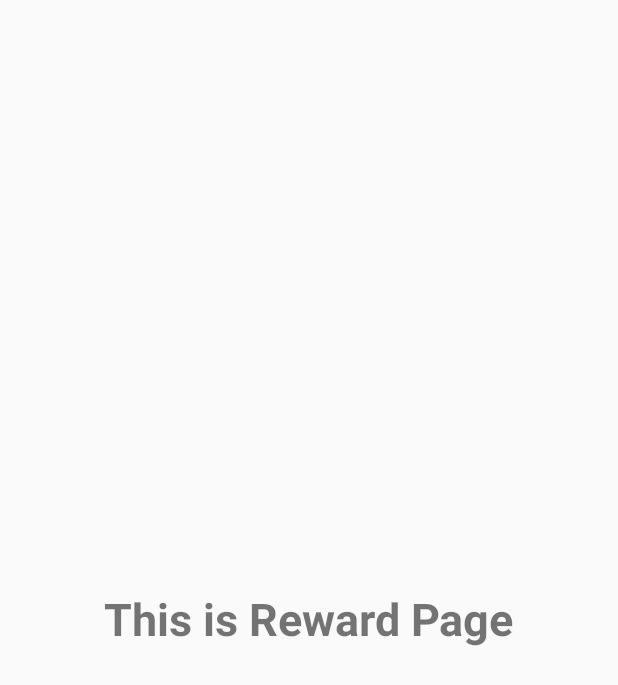
After one commit to peepraeza/scb_mobile_hackaton, an Android app: the RewardPage screen opened directly, with no data from a screen before it, on a phone screen of 412 x 824 dp. The commit adds this screen. Shown: the top 685 px of the screen. Run offline under Robolectric (Android 15) with nearby library versions, the phone set to English and light mode, and no system bars.

Commit message:
add reward page

```diff
--- a/app/src/main/AndroidManifest.xml
+++ b/app/src/main/AndroidManifest.xml
@@ -13,6 +13,8 @@
         android:roundIcon="@mipmap/ic_launcher_round"
         android:supportsRtl="true"
         android:theme="@style/AppTheme">
+        <activity android:name=".RewardPage">
+        </activity>
         <activity android:name=".LoadingPage">
             <intent-filter>
                 <action android:name="android.intent.action.VIEW"/>
@@ -34,7 +36,6 @@
         <activity android:name=".HomePage">
         </activity>
         <activity android:name=".RegisterPage">
-
         </activity>
         <activity android:name=".MainActivity">
             <intent-filter>
--- /dev/null
+++ b/app/src/main/java/com/example/myapplication/RewardPage.kt
@@ -0,0 +1,12 @@
+package com.example.myapplication
+
+import androidx.appcompat.app.AppCompatActivity
+import android.os.Bundle
+
+class RewardPage : AppCompatActivity() {
+
+    override fun onCreate(savedInstanceState: Bundle?) {
+        super.onCreate(savedInstanceState)
+        setContentView(R.layout.reward_page)
+    }
+}
--- a/app/src/main/res/layout/home_page.xml
+++ b/app/src/main/res/layout/home_page.xml
@@ -83,7 +83,7 @@
         android:layout_marginTop="10dp"
         android:background="@drawable/reward3"
         android:layout_width="match_parent"
-        android:layout_height="160dp">
+        android:layout_height="160dp" android:id="@+id/reward_btn">
     </Button>
 
     <Button
@@ -91,7 +91,7 @@
         android:layout_marginBottom="10dp"
         android:background="@drawable/cardless2"
         android:layout_width="match_parent"
-        android:layout_height="160dp">
+        android:layout_height="160dp" android:id="@+id/cardless_btn">
     </Button>
 
 </LinearLayout>
--- /dev/null
+++ b/app/src/main/res/layout/reward_page.xml
@@ -0,0 +1,18 @@
+<?xml version="1.0" encoding="utf-8"?>
+<androidx.constraintlayout.widget.ConstraintLayout
+    xmlns:android="http://schemas.android.com/apk/res/android"
+    xmlns:tools="http://schemas.android.com/tools"
+    xmlns:app="http://schemas.android.com/apk/res-auto"
+    android:layout_width="match_parent"
+    android:layout_height="match_parent"
+    tools:context=".RewardPage">
+
+    <TextView
+        android:text="This is Reward Page"
+        android:layout_width="wrap_content"
+        android:layout_height="wrap_content"
+        android:id="@+id/textView" app:layout_constraintStart_toStartOf="parent"
+        app:layout_constraintHorizontal_bias="0.5" app:layout_constraintEnd_toEndOf="parent"
+        app:layout_constraintTop_toTopOf="parent" app:layout_constraintBottom_toBottomOf="parent"
+        android:textSize="30sp" android:textStyle="bold"/>
+</androidx.constraintlayout.widget.ConstraintLayout>
```
Also changed, not shown: app/src/main/java/com/example/myapplication/HomePage.kt (+11 -0 lines), app/src/main/res/layout/activity_dashboard.xml (deleted, +0 -97 lines).
